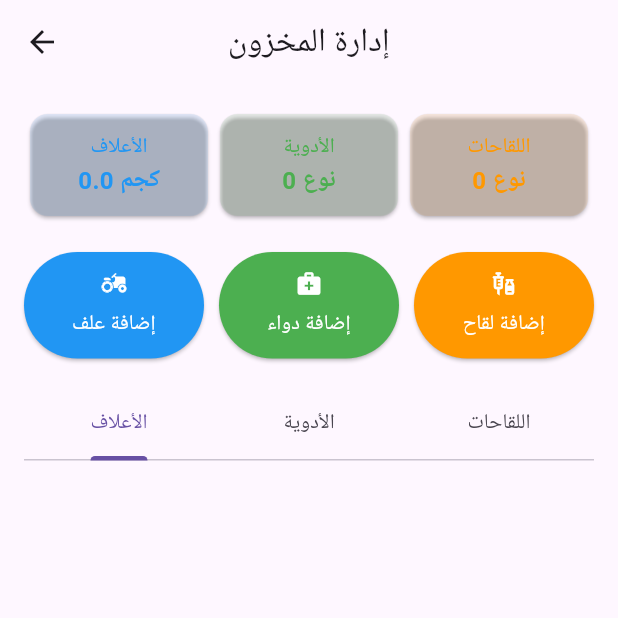
After one commit to eng-abdallahyasser/poultry-manager, a Flutter app: the StockScreen screen opened by its route, on a phone screen of 412 x 824 dp, the top half of it. The commit adds this screen. Run offline on Flutter 3.47's test engine with Material 3 defaults, Android fonts, the phone set to English and light mode, and no system bars; our stand-ins replace get, shared_preferences; accounts and stored records are empty.

Commit message:
`Added stock feature and related routes and widgets`

```diff
--- a/lib/core/routes/app_pages.dart
+++ b/lib/core/routes/app_pages.dart
@@ -1,8 +1,10 @@
 import 'package:get/get.dart';
 import 'package:poultry_manager/core/bindings/main_binding.dart';
+import 'package:poultry_manager/core/bindings/stock_binding.dart';
 import 'package:poultry_manager/core/routes/routes.dart';
 import 'package:poultry_manager/modules/dashboard/dashboard_screen.dart';
 import 'package:poultry_manager/modules/splash_screen.dart';
+import 'package:poultry_manager/modules/stock/stock_screen.dart';
 
 class AppPages {
   AppPages._();
@@ -16,6 +18,11 @@ class AppPages {
       binding: MainBinding(),
     ),
     GetPage(name: Routes.SPLASH, page: () => const SplashView()),
-    // Add other pages similarly
+    GetPage(
+    name: Routes.STOCK,
+    page: () => StockScreen(),
+    binding: StockBinding(),
+  ),
+
   ];
 }
--- a/lib/data/local/feed_repo.dart
+++ b/lib/data/local/feed_repo.dart
@@ -10,6 +10,9 @@ class FeedRepository extends GetxService {
 
   List<FeedType> get availableFeedTypes =>
       _feedStocks.map((stock) => stock.feedType).toSet().toList();
+
+  Iterable<FeedStock> get feedStocks =>
+      _feedStocks.where((stock) => stock.quantity > 0);
 
   Future<FeedRepository> init() async {
     _prefs = await SharedPreferences.getInstance();
--- /dev/null
+++ b/lib/data/models/medicine_stock.dart
@@ -0,0 +1,52 @@
+class MedicineStock {
+  final String id;
+  final String name;
+  final String supplier;
+  final double quantity;
+  final String unit; // جرام, مل, etc.
+  final DateTime purchaseDate;
+  final DateTime? expiryDate;
+  final String? batchNumber;
+  final double costPerUnit;
+
+  MedicineStock({
+    required this.name,
+    required this.supplier,
+    required this.quantity,
+    required this.unit,
+    required this.purchaseDate,
+    this.expiryDate,
+    this.batchNumber,
+    required this.costPerUnit,
+  }) : id = DateTime.now().millisecondsSinceEpoch.toString();
+
+  // Add toMap() and fromMap() similar to FeedStock
+  Map<String, dynamic> toMap() {
+    return {
+      'id': id,
+      'name': name,
+      'supplier': supplier,
+      'quantity': quantity,
+      'unit': unit,
+      'purchaseDate': purchaseDate.toIso8601String(),
+      'expiryDate': expiryDate?.toIso8601String(),
+      'batchNumber': batchNumber,
+      'costPerUnit': costPerUnit,
+    };
+  }
+
+  factory MedicineStock.fromMap(Map<String, dynamic> map) {
+    return MedicineStock(
+      name: map['name'],
+      supplier: map['supplier'],
+      quantity: map['quantity'],
+      unit: map['unit'],
+      purchaseDate: DateTime.parse(map['purchaseDate']),
+      expiryDate: map['expiryDate'] != null
+          ? DateTime.parse(map['expiryDate'])
+          : null,
+      batchNumber: map['batchNumber'],
+      costPerUnit: map['costPerUnit'],
+    );
+  }
+}
--- /dev/null
+++ b/lib/data/models/vaccine_stock.dart
@@ -0,0 +1,49 @@
+class VaccineStock {
+  final String id;
+  final String name;
+  final String targetDisease;
+  final int quantity;
+  final DateTime purchaseDate;
+  final DateTime? expiryDate;
+  final String? batchNumber;
+  final double costPerDose;
+
+  VaccineStock({
+    required this.name,
+    required this.targetDisease,
+    required this.quantity,
+    required this.purchaseDate,
+    this.expiryDate,
+    this.batchNumber,
+    required this.costPerDose,
+  }) : id = DateTime.now().millisecondsSinceEpoch.toString();
+
+  // Add toMap() and fromMap() similar to FeedStock
+
+  Map<String, dynamic> toMap() {
+    return {
+      'id': id,
+      'name': name,
+      'targetDisease': targetDisease,
+      'quantity': quantity,
+      'purchaseDate': purchaseDate.toIso8601String(),
+      'expiryDate': expiryDate?.toIso8601String(),
+      'batchNumber': batchNumber,
+      'costPerDose': costPerDose,
+    };
+  }
+
+  factory VaccineStock.fromMap(Map<String, dynamic> map) {
+    return VaccineStock(
+      name: map['name'],
+      targetDisease: map['targetDisease'],
+      quantity: map['quantity'],
+      purchaseDate: DateTime.parse(map['purchaseDate']),
+      expiryDate: map['expiryDate'] != null
+          ? DateTime.parse(map['expiryDate'])
+          : null,
+      batchNumber: map['batchNumber'],
+      costPerDose: map['costPerDose'],
+    );
+  }
+}
--- a/lib/modules/dashboard/daily_feeding_form.dart
+++ b/lib/modules/dashboard/daily_feeding_form.dart
@@ -57,8 +57,8 @@ class _DailyFeedingFormState extends State<DailyFeedingForm> {
   Widget build(BuildContext context) {
     if (_availableFeedTypes.isEmpty) {
       return Scaffold(
-        body: Center(
-          child: Column(
+        body: Column(
+          mainAxisAlignment: MainAxisAlignment.center,
           children: [
             const Text('لا يوجد علف متاح في المخزن'),
             const SizedBox(height: 16),
@@ -71,7 +71,6 @@ class _DailyFeedingFormState extends State<DailyFeedingForm> {
               child: const Text('إضافة علف جديد'),
             ),
           ],
-          ),
         ),
       );
     }
--- /dev/null
+++ b/lib/modules/stock/stock_controller.dart
@@ -0,0 +1,33 @@
+import 'package:get/get.dart';
+import 'package:poultry_manager/data/local/feed_repo.dart';
+import 'package:poultry_manager/data/models/feed_stock.dart';
+import 'package:poultry_manager/data/models/medicine_stock.dart';
+import 'package:poultry_manager/data/models/vaccine_stock.dart';
+
+class StockController extends GetxController {
+  final FeedRepository feedRepo = Get.find();
+
+  // We'll add medicine and vaccine repositories later
+  final RxList<FeedStock> feedStocks = <FeedStock>[].obs;
+  final RxList<MedicineStock> medicineStocks = <MedicineStock>[].obs;
+  final RxList<VaccineStock> vaccineStocks = <VaccineStock>[].obs;
+
+  StockController(FeedRepository find);
+
+  @override
+  void onInit() {
+    super.onInit();
+    loadStocks();
+  }
+
+  void loadStocks() {
+    feedStocks.assignAll(feedRepo.feedStocks);
+    // Load medicines and vaccines here when repositories are ready
+  }
+
+  double getTotalFeedStock() {
+    return feedStocks.fold(0, (sum, stock) => sum + stock.quantity);
+  }
+
+  // Similar methods for medicines and vaccines
+}
--- /dev/null
+++ b/lib/modules/stock/stock_screen.dart
@@ -0,0 +1,210 @@
+import 'package:flutter/material.dart';
+import 'package:get/get.dart';
+import 'package:intl/intl.dart';
+import 'package:poultry_manager/modules/stock/stock_controller.dart';
+
+class StockScreen extends StatelessWidget {
+  final StockController controller = Get.find();
+
+  StockScreen({super.key});
+
+  @override
+  Widget build(BuildContext context) {
+    return Scaffold(
+      appBar: AppBar(
+        title: const Text('إدارة المخزون'),
+        centerTitle: true,
+      ),
+      body: Padding(
+        padding: const EdgeInsets.all(16.0),
+        child: Column(
+          children: [
+            // Quick Stats Cards
+            _buildStatsRow(),
+            const SizedBox(height: 20),
+
+            // Main Action Buttons
+            _buildActionButtons(),
+            const SizedBox(height: 20),
+
+            // Stock Lists
+            Expanded(
+              child: DefaultTabController(
+                length: 3,
+                child: Column(
+                  children: [
+                    const TabBar(
+                      tabs: [
+                        Tab(text: 'الأعلاف'),
+                        Tab(text: 'الأدوية'),
+                        Tab(text: 'اللقاحات'),
+                      ],
+                    ),
+                    Expanded(
+                      child: TabBarView(
+                        children: [
+                          _buildFeedStockList(),
+                          _buildMedicineStockList(),
+                          _buildVaccineStockList(),
+                        ],
+                      ),
+                    ),
+                  ],
+                ),
+              ),
+            ),
+          ],
+        ),
+      ),
+    );
+  }
+
+  Widget _buildStatsRow() {
+    return Row(
+      children: [
+        _buildStatCard('الأعلاف', '${controller.getTotalFeedStock()} كجم', Colors.blue),
+        _buildStatCard('الأدوية', '${controller.medicineStocks.length} نوع', Colors.green),
+        _buildStatCard('اللقاحات', '${controller.vaccineStocks.length} نوع', Colors.orange),
+      ],
+    );
+  }
+
+  Widget _buildStatCard(String title, String value, Color color) {
+    return Expanded(
+      child: Card(
+        color: color.withOpacity(0.1),
+        child: Padding(
+          padding: const EdgeInsets.all(12.0),
+          child: Column(
+            children: [
+              Text(title, style: TextStyle(color: color)),
+              Text(value, style: TextStyle(
+                color: color,
+                fontWeight: FontWeight.bold,
+                fontSize: 16
+              )),
+            ],
+          ),
+        ),
+      ),
+    );
+  }
+
+  Widget _buildActionButtons() {
+    return Row(
+      children: [
+        Expanded(
+          child: _buildActionButton(
+            'إضافة علف',
+            Icons.agriculture,
+            Colors.blue,
+            () => Get.toNamed('/add_feed_stock'),
+          ),
+        ),
+        const SizedBox(width: 10),
+        Expanded(
+          child: _buildActionButton(
+            'إضافة دواء',
+            Icons.medical_services,
+            Colors.green,
+            () => Get.toNamed('/add_medicine_stock'),
+          ),
+        ),
+        const SizedBox(width: 10),
+        Expanded(
+          child: _buildActionButton(
+            'إضافة لقاح',
+            Icons.vaccines,
+            Colors.orange,
+            () => Get.toNamed('/add_vaccine_stock'),
+          ),
+        ),
+      ],
+    );
+  }
+
+  Widget _buildActionButton(String text, IconData icon, Color color, VoidCallback onTap) {
+    return ElevatedButton.icon(
+      onPressed: onTap,
+      label: Column(
+        children: [
+          Icon(icon, color: Colors.white),
+          const SizedBox(height: 8),
+          Text(text, style: const TextStyle(color: Colors.white)),
+        ],
+      ),
+      style: ElevatedButton.styleFrom(
+        backgroundColor: color,
+        padding: const EdgeInsets.symmetric(vertical: 12),
+      ),
+    );
+  }
+
+  Widget _buildFeedStockList() {
+    return Obx(() => ListView.builder(
+      itemCount: controller.feedStocks.length,
+      itemBuilder: (context, index) {
+        final stock = controller.feedStocks[index];
+        return _buildStockItem(
+          stock.feedType.arabicName,
+          '${stock.quantity} كجم',
+          '${stock.feedCompany} - ${stock.costPerKg} ج/كجم',
+          Colors.blue,
+        );
+      },
+    ));
+  }
+
+  Widget _buildMedicineStockList() {
+    return Obx(() => ListView.builder(
+      itemCount: controller.medicineStocks.length,
+      itemBuilder: (context, index) {
+        final stock = controller.medicineStocks[index];
+        return _buildStockItem(
+          stock.name,
+          '${stock.quantity} ${stock.unit}',
+          '${stock.supplier} - ${stock.expiryDate != null ? DateFormat('yyyy/MM/dd').format(stock.expiryDate!) : "لا يوجد تاريخ صلاحية"}',
+          Colors.green,
+        );
+      },
+    ));
+  }
+
+  Widget _buildVaccineStockList() {
+    return Obx(() => ListView.builder(
+      itemCount: controller.vaccineStocks.length,
+      itemBuilder: (context, index) {
+        final stock = controller.vaccineStocks[index];
+        return _buildStockItem(
+          stock.name,
+          '${stock.quantity} جرعة',
+          '${stock.targetDisease} - ${stock.expiryDate != null ? DateFormat('yyyy/MM/dd').format(stock.expiryDate!) : "لا يوجد تاريخ صلاحية"}',
+          Colors.orange,
+        );
+      },
+    ));
+  }
+
+  Widget _buildStockItem(String title, String quantity, String subtitle, Color color) {
+    return Card(
+      margin: const EdgeInsets.only(bottom: 8),
+      child: ListTile(
+        leading: Container(
+          width: 40,
+          height: 40,
+          decoration: BoxDecoration(
+            color: color.withOpacity(0.2),
+            shape: BoxShape.circle,
+          ),
+          child: Icon(Icons.inventory, color: color),
+        ),
+        title: Text(title),
+        subtitle: Text(subtitle),
+        trailing: Text(quantity, style: TextStyle(
+          color: color,
+          fontWeight: FontWeight.bold,
+        )),
+      ),
+    );
+  }
+}
```
Also changed, not shown: lib/core/bindings/stock_binding.dart (added, +13 -0 lines). Lines whose indentation alone changed are shown as unchanged.
